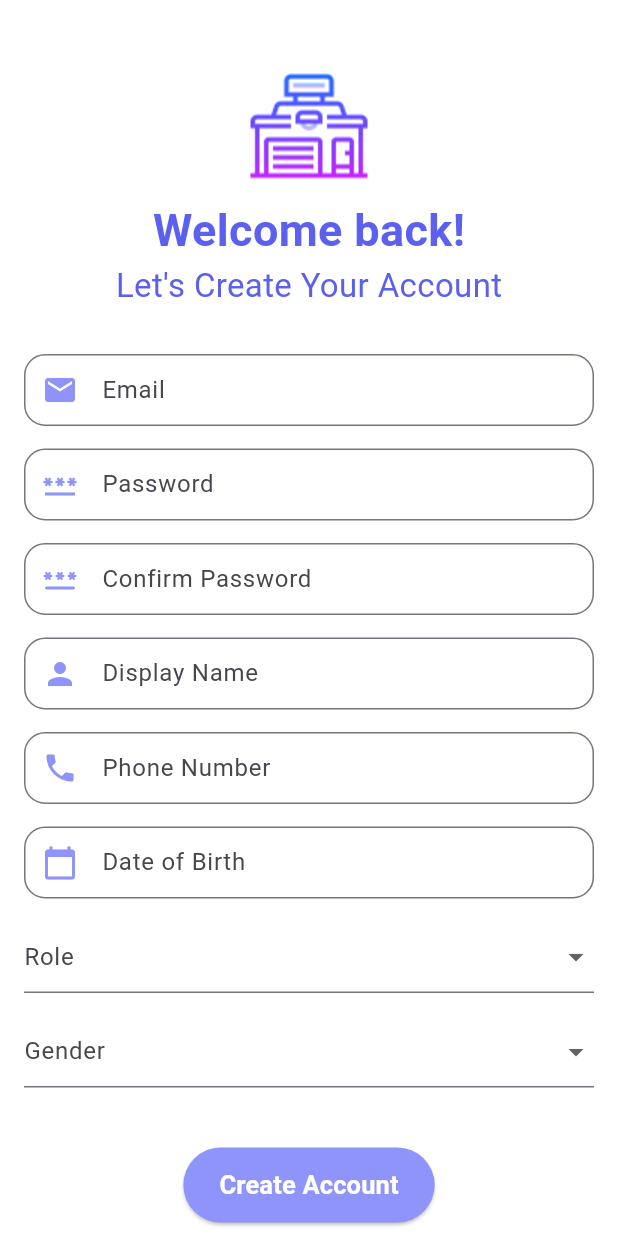
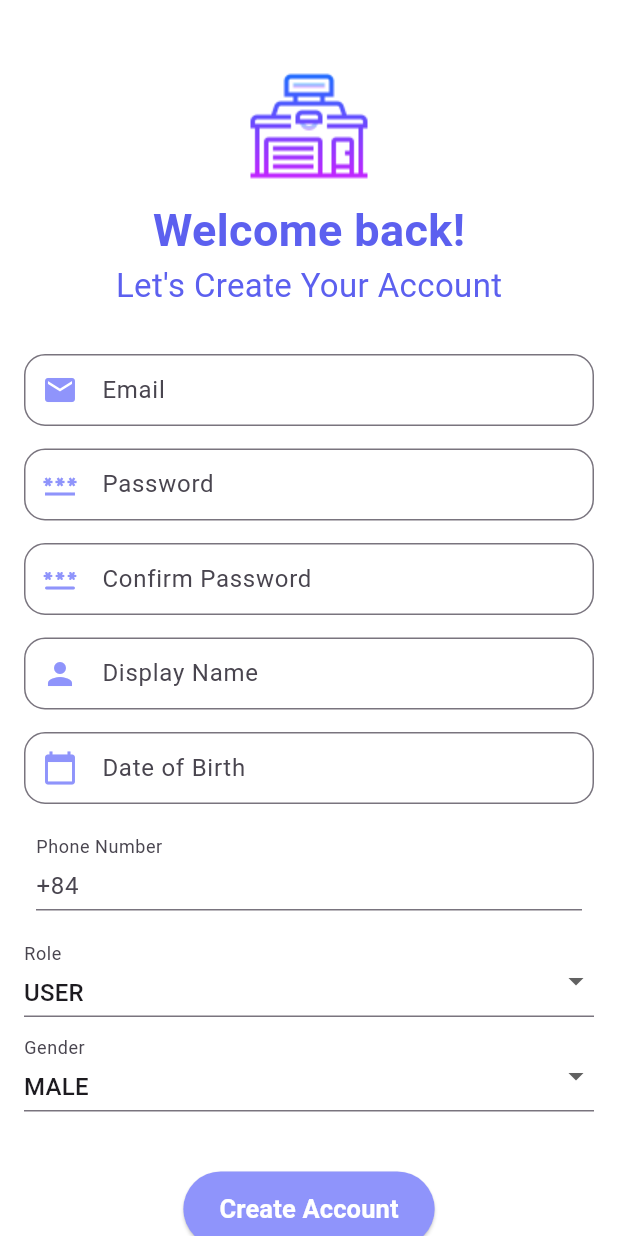
Before and after one commit to Software-Architecture-213/mobile, a Flutter app: the Register screen opened directly, on a phone screen of 412 x 824 dp. Run offline on Flutter 3.47's test engine with Material 3 defaults, Android fonts, the phone set to English and light mode, and no system bars; our stand-ins replace dio.

Commit message:
Register, Generate otp, Validate otp

```diff
--- a/lib/services/identity_services/auth_service.dart
+++ b/lib/services/identity_services/auth_service.dart
@@ -90,7 +90,7 @@ class AuthService{
   Future<ApiResponse> generateOtp(String email) async {
     try {
       final response = await dio.post(
-        '/otp/generate',
+        '/auth/otp/generate',
         data: {
           'email': email,
         },
@@ -128,7 +128,7 @@ class AuthService{
   Future<ApiResponse> validateOtp(String email, String otpCode) async {
     try {
       final response = await dio.post(
-        '/otp/validate',
+        '/auth/otp/validate',
         data: {
           'email': email,
           'otpCode': otpCode,
--- a/lib/viewmodels/auth_viewmodel.dart
+++ b/lib/viewmodels/auth_viewmodel.dart
@@ -5,30 +5,40 @@ import '../models/user.dart';
 
 class AuthViewModel extends ChangeNotifier {
   final AuthService _authService = AuthService();
-
+  bool isLoadingRegister = false;
+  bool isLoadingLogin = false;
+  bool isLoadingGenerateOtp = false;
+  bool isLoadingValidateOtp = false;
   Future<ApiResponse> register(User user) async {
+    isLoadingRegister = true;
     final response = await _authService.register(user);
-    // Notify listeners if needed
+    isLoadingRegister = false;
     notifyListeners();
     return response;
   }
+
   Future<ApiResponse> login(String email, String password) async {
+    isLoadingLogin = true;
     final response = await _authService.login(email, password);
-    // Notify listeners if needed
+    isLoadingLogin = false;
     notifyListeners();
     return response;
   }
+
   Future<ApiResponse> generateOtp(String email) async {
+    isLoadingGenerateOtp = true;
     final response = await _authService.generateOtp(email);
-    // Notify listeners if needed
+    isLoadingGenerateOtp = false;
     notifyListeners();
     return response;
   }
 
   Future<ApiResponse> validateOtp(String email, String otpCode) async {
+    isLoadingValidateOtp = true;
     final response = await _authService.validateOtp(email, otpCode);
-    // Notify listeners if needed
+    isLoadingValidateOtp = false;
     notifyListeners();
     return response;
   }
+
 }
--- /dev/null
+++ b/lib/views/auth/Login/widgets/dropdown.dart
@@ -0,0 +1,31 @@
+import 'package:flutter/material.dart';
+
+class EnumDropdownButtonFormField<T> extends StatelessWidget {
+  final String labelText;
+  final T value;
+  final List<T> items;
+  final ValueChanged<T?> onChanged;
+
+  const EnumDropdownButtonFormField({
+    Key? key,
+    required this.labelText,
+    required this.value,
+    required this.items,
+    required this.onChanged,
+  }) : super(key: key);
+
+  @override
+  Widget build(BuildContext context) {
+    return DropdownButtonFormField<T>(
+      decoration: InputDecoration(labelText: labelText, contentPadding: EdgeInsets.zero),
+      value: value,
+      items: items.map((T item) {
+        return DropdownMenuItem<T>(
+          value: item,
+          child: Text(item.toString().split('.').last),
+        );
+      }).toList(),
+      onChanged: onChanged,
+    );
+  }
+}
--- a/lib/views/auth/register/register_screen.dart
+++ b/lib/views/auth/register/register_screen.dart
@@ -1,4 +1,5 @@
 import 'package:flutter/material.dart';
+import 'package:flutter/services.dart';
 import 'package:mobile/views/auth/enums/gender.dart';
 import 'package:mobile/views/auth/enums/role.dart';
 import 'package:mobile/views/auth/otp_dialog.dart';
@@ -10,6 +11,7 @@ import '../../../utils/validators/email_validator.dart';
 import '../../../utils/validators/password_validator.dart';
 import '../../../viewmodels/auth_viewmodel.dart';
 import '../Login/login_screen.dart';
+import '../Login/widgets/dropdown.dart';
 
 class Register extends StatefulWidget {
   const Register({super.key});
@@ -36,7 +38,7 @@ class _registerState extends State<Register> {
         email: _emailController.text,
         password: _passwordController.text,
         displayName: _displayNameController.text,
-        phoneNumber: _phoneNumberController.text,
+        phoneNumber: getFullPhoneNumber(),
         dateOfBirth: _selectedDate,
         role: _role,
         gender: _gender,
@@ -46,14 +48,36 @@ class _registerState extends State<Register> {
       final response = await authViewModel.register(user);
 
       if (response.success) {
-        await authViewModel.generateOtp(_emailController.text);
-        showOtpDialog(context, _emailController.text);
+        _generateOtp(context, authViewModel);
       } else {
         // Handle registration failure
         ScaffoldMessenger.of(context).showSnackBar(
           SnackBar(content: Text(response.message ?? 'Đăng ký thất bại')),
         );
       }
+    }
+  }
+  // Hàm lấy số điện thoại đầy đủ (thêm +84 vào đầu)
+  String getFullPhoneNumber() {
+    final rawNumber = _phoneNumberController.text.trim();
+    return '+84$rawNumber'; // Tự động thêm +84
+  }
+  // Hàm kiểm tra số điện thoại
+  String? validatePhoneNumber(String value) {
+    final regex = RegExp(r'^\d{9}$'); // Số điện thoại phải có 9 chữ số không kể dấu +84
+    if (!regex.hasMatch(value)) {
+      return 'Số điện thoại phải có đúng 9 chữ số.';
+    }
+    return null;
+  }
+  void _generateOtp(BuildContext context, AuthViewModel authViewModel) async {
+    final response = await authViewModel.generateOtp(_emailController.text);
+    if (response.success) {
+      showOtpDialog(context, _emailController.text);
+    } else {
+      ScaffoldMessenger.of(context).showSnackBar(
+        SnackBar(content: Text(response.message ?? 'OTP generation failed')),
+      );
     }
   }
   void _selectDate(BuildContext context) async {
@@ -72,6 +96,7 @@ class _registerState extends State<Register> {
   }
   @override
   Widget build(BuildContext context) {
+    final authViewModel = Provider.of<AuthViewModel>(context);
     return Scaffold(
       backgroundColor: Colors.white,
       body: SingleChildScrollView(
@@ -148,15 +173,6 @@ class _registerState extends State<Register> {
                       ),
                       const SizedBox(height: 15),
                       buildTextFormField(
-                        labelText: "Phone Number",
-                        iconData: Icons.phone,
-                        controller: _phoneNumberController,
-                        validator: (value) => value!.isEmpty
-                            ? 'Please enter your phone number'
-                            : null,
-                      ),
-                      const SizedBox(height: 15),
-                      buildTextFormField(
                         labelText: "Date of Birth",
                         iconData: Icons.calendar_today,
                         controller: _dateOfBirthController,
@@ -167,16 +183,34 @@ class _registerState extends State<Register> {
                         readOnly: true,
                       ),
                       const SizedBox(height: 15),
-                      DropdownButtonFormField<String>(
-                        decoration: InputDecoration(labelText: "Role",contentPadding: EdgeInsets.zero),
-                        items: [
-                          DropdownMenuItem(
-                              value: Role.user, child: Text(Role.user)),
-                          DropdownMenuItem(
-                              value: Role.admin, child: Text(Role.admin)),
-                          DropdownMenuItem(
-                              value: Role.branch, child: Text(Role.branch)),
-                        ],
+                      Container(
+                        padding: EdgeInsets.all(8.0),
+                        child: TextFormField(
+                          controller: _phoneNumberController,
+                          inputFormatters: [
+                            FilteringTextInputFormatter.digitsOnly, // Chỉ cho phép số
+                          ],
+                          decoration: InputDecoration(
+                            labelText: "Phone Number",
+                            contentPadding: EdgeInsets.zero,
+                            prefixText: '+84 ',
+                            floatingLabelBehavior: FloatingLabelBehavior.always,
+                          ),
+                          keyboardType: TextInputType.phone,
+                          validator: (value) {
+                            if (value!.isEmpty) {
+                              return 'Please enter your phone number';
+                            }
+                            return validatePhoneNumber(value);
+                          },
+                        ),
+                      ),
+
+                      const SizedBox(height: 15),
+                      EnumDropdownButtonFormField<String>(
+                        labelText: "Role",
+                        value: _role,
+                        items: [Role.user, Role.admin, Role.branch],
                         onChanged: (value) {
                           setState(() {
                             _role = value!;
@@ -184,17 +218,10 @@ class _registerState extends State<Register> {
                         },
                       ),
                       const SizedBox(height: 15),
-                      DropdownButtonFormField<String>(
-                        decoration: InputDecoration(labelText: "Gender",contentPadding: EdgeInsets.zero),
-                        items: [
-                          DropdownMenuItem(
-                              value: Gender.male, child: Text(Gender.male)),
-                          DropdownMenuItem(
-                              value: Gender.female,
-                              child: Text(Gender.female)),
-                          DropdownMenuItem(
-                              value: Gender.other, child: Text(Gender.other)),
-                        ],
+                      EnumDropdownButtonFormField<String>(
+                        labelText: "Gender",
+                        value: _gender,
+                        items: [Gender.male, Gender.female, Gender.other],
                         onChanged: (value) {
                           setState(() {
                             _gender = value!;
@@ -214,7 +241,12 @@ class _registerState extends State<Register> {
                             onPressed: () {
                               _createAccount(context);
                             },
-                            child: const Text("Create Account",
+                            child: authViewModel.isLoadingRegister
+                                ? const CircularProgressIndicator(
+                                    color: Colors.white,
+                                  )
+                                :
+                            const Text("Create Account",
                                 style: TextStyle(
                                     color: Colors.white,
                                     fontSize: 17,
```
Also changed, not shown: lib/views/auth/otp_dialog.dart (+22 -6 lines).
